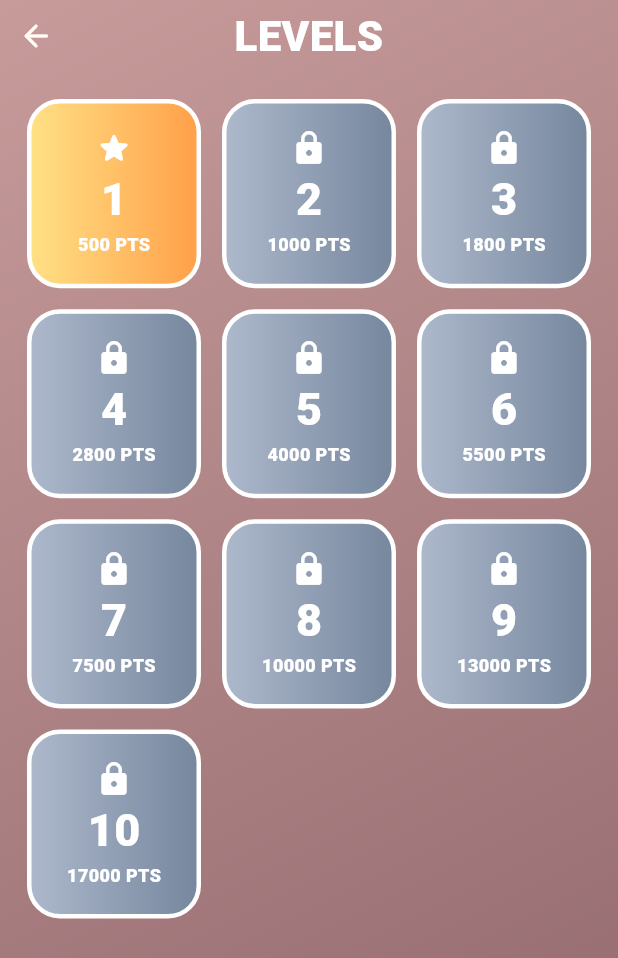
After one commit to walidrachad/Blockora-Color-Puzzle, a Flutter app: the screen it shows after launch, after a tap on "LEVELS", on a phone screen of 412 x 824 dp. The commit adds this screen. Shown: the top 958 px of the screen. Run offline on Flutter 3.47's test engine with Material 3 defaults, Android fonts, the phone set to English and light mode, and no system bars; our stand-ins replace audioplayers, equatable, firebase_analytics, firebase_core, firebase_remote_config, flutter_bloc and 4 more; accounts and stored records are empty; Roboto replaces fonts that are missing (Arial).

Commit message:
Add score level selection and Remote Config level catalog

```diff
--- a/lib/features/game/domain/mode_catalog.dart
+++ b/lib/features/game/domain/mode_catalog.dart
@@ -1,9 +1,11 @@
+import 'dart:convert';
+
 import 'game_modes.dart';
 import 'models.dart';
 
 /// Locally-defined Journey content. Keeping the catalog as immutable data makes
 /// the engine deterministic and avoids a network dependency for level play.
-final List<JourneyLevel> journeyLevels = List.unmodifiable(
+List<JourneyLevel> journeyLevels = List.unmodifiable(
   List<JourneyLevel>.generate(30, _buildLevel),
 );
 
@@ -83,3 +85,55 @@ Board _initialBoard(JourneyObjectiveType type, int index) {
   }
   return Board(cells);
 }
+
+
+// Remote Config key: blockora_levels_json. The fallback is intentionally playable offline.
+// Only score targets are accepted remotely; shape rules remain the canonical library.
+const defaultLevelTargets = <int>[500, 1000, 1800, 2800, 4000, 5500, 7500, 10000, 13000, 17000];
+
+List<JourneyLevel> _scoreLevels(List<int> targets) => List.unmodifiable(
+  List.generate(targets.length, (index) {
+    final number = index + 1;
+    final target = targets[index];
+    return JourneyLevel(
+      id: 'journey_${number.toString().padLeft(2, '0')}',
+      levelNumber: number,
+      initialBoard: Board(),
+      randomSeed: 20261019 + index * 7919,
+      objective: JourneyObjective(type: JourneyObjectiveType.score, targetValue: target),
+      moveLimit: null,
+      availablePieceRules: PieceLibrary.byId.keys.toList(growable: false),
+      starThresholds: JourneyStarThresholds(one: target, two: target, three: target),
+      reward: 'Level completed',
+    );
+  }),
+);
+
+/// Returns false for malformed, duplicate, non-increasing or unsafe remote targets.
+bool applyLevelsJson(String raw) {
+  try {
+    final payload = jsonDecode(raw);
+    if (payload is! Map || payload['levels'] is! List) return false;
+    final entries = payload['levels'] as List;
+    if (entries.isEmpty || entries.length > 100) return false;
+    final targets = <int>[];
+    for (var i = 0; i < entries.length; i++) {
+      final item = entries[i];
+      if (item is! Map || item['level'] != i + 1 || item['target'] is! int) return false;
+      final value = item['target'] as int;
+      if (value < 1 || value > 100000000 || (targets.isNotEmpty && value <= targets.last)) {
+        return false;
+      }
+      targets.add(value);
+    }
+    journeyLevels = _scoreLevels(targets);
+    return true;
+  } catch (_) {
+    return false;
+  }
+}
+
+/// Default catalog for new Level Mode; older Journey content remains in source.
+void useDefaultScoreLevels() {
+  journeyLevels = _scoreLevels(defaultLevelTargets);
+}
--- a/lib/features/game/presentation/cartoon_home_screen.dart
+++ b/lib/features/game/presentation/cartoon_home_screen.dart
@@ -7,6 +7,7 @@ import '../../../app/cartoon_ui.dart';
 import '../application/game_cubit.dart';
 import '../domain/game_modes.dart';
 import 'first_play_onboarding.dart';
+import 'level_selection_screen.dart';
 
 class CartoonHomeScreen extends StatelessWidget {
   const CartoonHomeScreen({super.key, required this.cubit});
@@ -280,6 +281,18 @@ class CartoonHomeScreen extends StatelessWidget {
                                                 width: 280,
                                               ),
                                             ],
+                                          ),
+                                          const SizedBox(height: 12),
+                                          GlossyGameButton(
+                                            label: 'LEVELS',
+                                            icon: Icons.map_rounded,
+                                            green: false,
+                                            onTap: () => Navigator.push<void>(
+                                              context,
+                                              MaterialPageRoute<void>(
+                                                builder: (_) => LevelSelectionScreen(cubit: cubit),
+                                              ),
+                                            ),
                                           ),
                                           const SizedBox(height: 18),
                                           const Row(
--- /dev/null
+++ b/lib/features/game/presentation/level_selection_screen.dart
@@ -0,0 +1,79 @@
+import 'package:flutter/material.dart';
+import 'package:flutter_bloc/flutter_bloc.dart';
+
+import '../../../app/cartoon_ui.dart';
+import '../application/game_cubit.dart';
+import '../domain/mode_catalog.dart';
+import 'first_play_onboarding.dart';
+
+class LevelSelectionScreen extends StatelessWidget {
+  const LevelSelectionScreen({super.key, required this.cubit});
+  final GameCubit cubit;
+
+  Future<void> _play(BuildContext context, int index) async {
+    if (index >= journeyLevels.length) return;
+    await cubit.startJourneyLevel(journeyLevels[index]);
+    if (!context.mounted) return;
+    await Navigator.push<void>(context, MaterialPageRoute(
+      builder: (routeContext) => FirstPlayGame(
+        cubit: cubit, onExit: () => Navigator.pop(routeContext)),
+    ));
+  }
+
+  @override
+  Widget build(BuildContext context) => Scaffold(
+    body: DecoratedBox(
+      decoration: cartoonBackground(),
+      child: SafeArea(child: Column(children: [
+        Row(children: [
+          IconButton(icon: const Icon(Icons.arrow_back_rounded), onPressed: () => Navigator.pop(context)),
+          const Expanded(child: Text('LEVELS', textAlign: TextAlign.center,
+            style: TextStyle(fontWeight: FontWeight.w900, fontSize: 28, color: Colors.white))),
+          const SizedBox(width: 48),
+        ]),
+        Expanded(child: BlocBuilder<GameCubit, GameState>(
+          bloc: cubit,
+          builder: (context, state) {
+            final unlocked = state.progress.journey.unlockedLevel;
+            return GridView.builder(
+              padding: const EdgeInsets.all(18),
+              gridDelegate: const SliverGridDelegateWithMaxCrossAxisExtent(
+                maxCrossAxisExtent: 150, mainAxisSpacing: 14, crossAxisSpacing: 14,
+                childAspectRatio: .92,
+              ),
+              itemCount: journeyLevels.length,
+              itemBuilder: (context, index) {
+                final level = journeyLevels[index];
+                final available = level.levelNumber <= unlocked;
+                final stars = state.progress.journey.starsFor(level.id);
+                return Material(color: Colors.transparent, child: InkWell(
+                  onTap: available ? () => _play(context, index) : null,
+                  borderRadius: BorderRadius.circular(22),
+                  child: Container(
+                    decoration: BoxDecoration(
+                      gradient: LinearGradient(colors: available
+                        ? const [Color(0xffffe286), Color(0xffff9f48)]
+                        : const [Color(0xffaeb9cc), Color(0xff75869d)]),
+                      borderRadius: BorderRadius.circular(22),
+                      border: Border.all(color: Colors.white, width: 3),
+                    ),
+                    child: Column(mainAxisAlignment: MainAxisAlignment.center, children: [
+                      Icon(available ? Icons.star_rounded : Icons.lock_rounded,
+                        color: Colors.white, size: 25),
+                      Text('${level.levelNumber}', style: const TextStyle(
+                        color: Colors.white, fontSize: 30, fontWeight: FontWeight.w900)),
+                      Text('${level.objective.targetValue} PTS', style: const TextStyle(
+                        color: Colors.white, fontSize: 12, fontWeight: FontWeight.w900)),
+                      if (stars > 0) Text('★' * stars, style: const TextStyle(
+                        color: Color(0xffffec76), fontSize: 16)),
+                    ]),
+                  ),
+                ));
+              },
+            );
+          },
+        )),
+      ])),
+    ),
+  );
+}
--- a/lib/main.dart
+++ b/lib/main.dart
@@ -7,6 +7,8 @@ import 'app/cartoon_ui.dart';
 import 'app/theme.dart';
 import 'app/localization.dart';
 import 'core/ads/ads_bootstrap.dart';
+import 'core/levels/remote_levels.dart';
+import 'features/game/domain/mode_catalog.dart';
 import 'core/analytics/game_analytics.dart';
 import 'package:flutter_bloc/flutter_bloc.dart';
 import 'core/ads/consent.dart';
@@ -28,6 +30,7 @@ Future<void> main() async {
   final consent = GoogleConsentService();
   final ads = GoogleAdsService(consent: consent);
   final audio = LocalGameAudioService();
+  useDefaultScoreLevels();
   final gameCubit = GameCubit(storage: storage, ads: ads, audio: audio);
   await gameCubit.initialize();
   unawaited(audio.preload());
@@ -35,6 +38,7 @@ Future<void> main() async {
   runApp(PrismPopApp(gameCubit: gameCubit));
   unawaited(
     AdvertisingBootstrap(ads: ads, consent: consent).start().then((startup) async {
+      await RemoteLevels.load();
       await GameAnalytics.instance.initialize();
       return gameCubit.applyAdsConfiguration(
         startup.config,
```
Also changed, not shown: lib/core/levels/remote_levels.dart (added, +16 -0 lines), lib/features/game/presentation/cartoon_game_shell.dart (+40 -1 lines), 1 other file.
